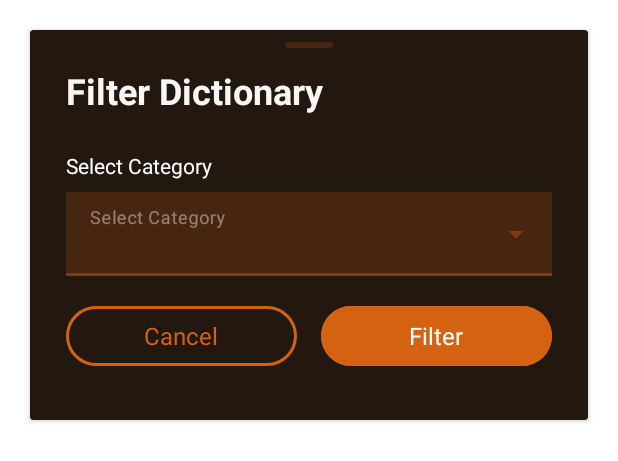
After one commit to Anaconda024/RukigaApp, an Android app: the layout category_dialog.xml on its own in the app's theme, with its tools: preview values and no code run, on a phone screen of 412 x 824 dp. The commit adds this screen. Shown: the top 461 px of the screen. Run offline under Robolectric (Android 15) with nearby library versions, the phone set to English and light mode, and no system bars.

```diff
--- a/app/src/main/java/com/example/rukigaapp/data/DictionState.kt
+++ b/app/src/main/java/com/example/rukigaapp/data/DictionState.kt
@@ -2,9 +2,10 @@ package com.example.rukigaapp.data
 
 data class DictionState(
     val dictions: List<Diction> = emptyList(),
+    val id: Int? = null,
     val rukiga: String = "",
     val english: String = "",
-    val categoryId: Int =  5,
+    val categoryId: Int =  0,
     val isAddingDiction: Boolean = false,
     val sortType: SortType = SortType.English,
     var errorMessage: String? = null
--- a/app/src/main/java/com/example/rukigaapp/services/events/DictionEvent.kt
+++ b/app/src/main/java/com/example/rukigaapp/services/events/DictionEvent.kt
@@ -14,5 +14,7 @@ sealed interface DictionEvent {
     data class DeleteDiction(val diction: Diction): DictionEvent
     data class SoftDeleteDiction(val dictionId: Int): DictionEvent
     data class ClearErrorMessage(val errorMessage: String?): DictionEvent
+    data class SelectDiction(val diction: Diction) : DictionEvent
+    data class SetDictionId(val id: Int) : DictionEvent
 
 }
--- /dev/null
+++ b/app/src/main/res/drawable/ic_home.xml
@@ -0,0 +1,5 @@
+<vector xmlns:android="http://schemas.android.com/apk/res/android" android:height="24dp" android:tint="#FFFFFF" android:viewportHeight="960" android:viewportWidth="960" android:width="24dp">
+
+    <path android:fillColor="@android:color/white" android:pathData="M240,760L360,760L360,520L600,520L600,760L720,760L720,400L480,220L240,400L240,760ZM160,840L160,360L480,120L800,360L800,840L520,840L520,600L440,600L440,840L160,840ZM480,490L480,490L480,490L480,490L480,490L480,490L480,490L480,490L480,490Z"/>
+
+</vector>
--- /dev/null
+++ b/app/src/main/res/drawable/outline_cancel_24.xml
@@ -0,0 +1,5 @@
+<vector xmlns:android="http://schemas.android.com/apk/res/android" android:height="24dp" android:tint="#000000" android:viewportHeight="960" android:viewportWidth="960" android:width="24dp">
+
+    <path android:fillColor="@android:color/white" android:pathData="M336,680L480,536L624,680L680,624L536,480L680,336L624,280L480,424L336,280L280,336L424,480L280,624L336,680ZM480,880Q397,880 324,848.5Q251,817 197,763Q143,709 111.5,636Q80,563 80,480Q80,397 111.5,324Q143,251 197,197Q251,143 324,111.5Q397,80 480,80Q563,80 636,111.5Q709,143 763,197Q817,251 848.5,324Q880,397 880,480Q880,563 848.5,636Q817,709 763,763Q709,817 636,848.5Q563,880 480,880ZM480,800Q614,800 707,707Q800,614 800,480Q800,346 707,253Q614,160 480,160Q346,160 253,253Q160,346 160,480Q160,614 253,707Q346,800 480,800ZM480,480Q480,480 480,480Q480,480 480,480Q480,480 480,480Q480,480 480,480Q480,480 480,480Q480,480 480,480Q480,480 480,480Q480,480 480,480Z"/>
+
+</vector>
--- /dev/null
+++ b/app/src/main/res/drawable/x_cancel.xml
@@ -0,0 +1,4 @@
+<?xml version="1.0" encoding="utf-8"?>
+<selector xmlns:android="http://schemas.android.com/apk/res/android">
+
+</selector>
--- /dev/null
+++ b/app/src/main/res/layout/category_dialog.xml
@@ -0,0 +1,131 @@
+<?xml version="1.0" encoding="utf-8"?>
+<androidx.cardview.widget.CardView xmlns:android="http://schemas.android.com/apk/res/android"
+    xmlns:app="http://schemas.android.com/apk/res-auto"
+    xmlns:tools="http://schemas.android.com/tools"
+    android:layout_width="match_parent"
+    android:layout_height="wrap_content"
+    android:layout_margin="20dp"
+    app:cardBackgroundColor="@color/background_dark">
+
+
+    <!-- Drag handle -->
+    <LinearLayout
+        android:layout_width="match_parent"
+        android:layout_height="wrap_content"
+        android:gravity="center"
+        android:padding="8dp">
+
+        <View
+            android:layout_width="32dp"
+            android:layout_height="4dp"
+            android:background="@drawable/bg_drag_handle" />
+
+    </LinearLayout>
+
+    <!-- Main content -->
+    <LinearLayout
+        android:layout_width="match_parent"
+        android:layout_height="wrap_content"
+        android:orientation="vertical"
+        android:padding="24dp">
+
+        <!-- Title -->
+        <TextView
+            android:id="@+id/title"
+            android:layout_width="match_parent"
+            android:layout_height="wrap_content"
+            android:text="@string/filter_dictionary"
+            android:textColor="@color/text_primary_dark"
+            android:textSize="24sp"
+            android:textStyle="bold"
+            android:layout_marginBottom="24dp" />
+
+        <!-- Quiz Type Dropdown -->
+
+
+
+        <LinearLayout
+            android:layout_width="match_parent"
+            android:layout_height="wrap_content"
+            android:orientation="vertical"
+            android:layout_marginBottom="16dp">
+
+            <TextView
+                android:id="@+id/textCategory"
+                android:layout_width="match_parent"
+                android:layout_height="wrap_content"
+                android:text="@string/select_category"
+                android:textColor="@color/white"
+                android:textSize="14sp"
+                android:layout_marginBottom="8dp" />
+
+            <com.google.android.material.textfield.TextInputLayout
+                android:id="@+id/textInputLayoutCategory"
+                android:layout_width="match_parent"
+                android:layout_height="wrap_content"
+                app:boxBackgroundColor="@color/primary_70"
+                app:boxCornerRadiusTopStart="12dp"
+                app:boxCornerRadiusTopEnd="12dp"
+                app:boxCornerRadiusBottomStart="12dp"
+                app:boxCornerRadiusBottomEnd="12dp"
+                app:hintTextColor="@color/hint_color"
+                app:endIconMode="dropdown_menu">
+
+                <AutoCompleteTextView
+                    android:id="@+id/autoCompleteTextView"
+                    android:layout_width="match_parent"
+                    android:layout_height="56dp"
+                    android:hint="@string/select_category"
+                    android:inputType="number"
+                    android:textColor="@color/white"
+                    android:textSize="16sp"
+                    android:paddingStart="16dp"
+                    android:paddingEnd="16dp"
+                    android:background="@color/primary_20" />
+
+            </com.google.android.material.textfield.TextInputLayout>
+
+        </LinearLayout>
+
+        <!-- Buttons -->
+        <LinearLayout
+            android:layout_width="match_parent"
+            android:layout_height="wrap_content"
+            android:orientation="horizontal"
+            android:gravity="center"
+            android:layout_marginBottom="8dp">
+
+            <!-- Skip Button -->
+            <Button
+                android:id="@+id/cancelButton"
+                style="@style/Widget.Material3.Button.OutlinedButton"
+                android:layout_width="0dp"
+                android:layout_height="wrap_content"
+                android:layout_marginEnd="8dp"
+                android:layout_weight="1"
+                android:minHeight="48dp"
+                android:text="@string/cancel"
+                android:textColor="@color/colorPrimary"
+                android:textSize="16sp"
+                app:strokeColor="@color/colorPrimary"
+                app:strokeWidth="2dp" />
+
+            <!-- Next Button -->
+            <Button
+                android:id="@+id/submitButton"
+                style="@style/Widget.Material3.Button"
+                android:layout_width="0dp"
+                android:layout_height="wrap_content"
+                android:layout_marginStart="8dp"
+                android:layout_weight="1"
+                android:backgroundTint="@color/colorPrimary"
+                android:minHeight="48dp"
+                android:text="@string/filter"
+                android:textColor="@color/white"
+                android:textSize="16sp" />
+
+        </LinearLayout>
+
+    </LinearLayout>
+
+</androidx.cardview.widget.CardView>
--- a/app/src/main/res/values/strings.xml
+++ b/app/src/main/res/values/strings.xml
@@ -52,5 +52,7 @@
     <string name="typed">Typed</string>
     <string name="cancel">Cancel</string>
     <string name="type_here">Type Here</string>
+    <string name="edit_title">Edit Title</string>
+    <string name="filter_dictionary">Filter Dictionary</string>
 
 </resources>
```
Also changed, not shown: app/src/main/java/com/example/rukigaapp/ui/dictionary/DictionaryFragment.kt (+51 -35 lines), app/src/main/java/com/example/rukigaapp/ui/dictionary/DictionaryViewModel.kt (+36 -5 lines), app/src/main/java/com/example/rukigaapp/ui/quiz/QuizFragment.kt (+22 -1 lines), app/src/main/java/com/example/rukigaapp/ui/quiz/QuizViewModel.kt (+35 -6 lines), app/src/main/res/layout/diction_dialog.xml (+34 -33 lines).
